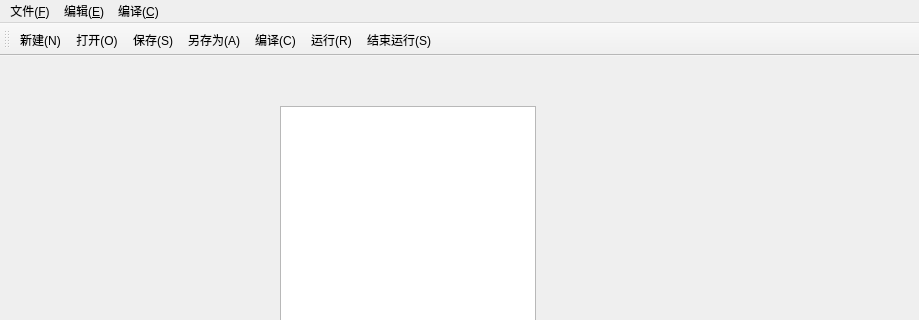
Above: mainwindow.ui from SaMLIn1042/TinyIDE before the change; both pictures show x 0 to 919 and y 0 to 320 of the 919 by 657 pixel window. Below: the same form after it.
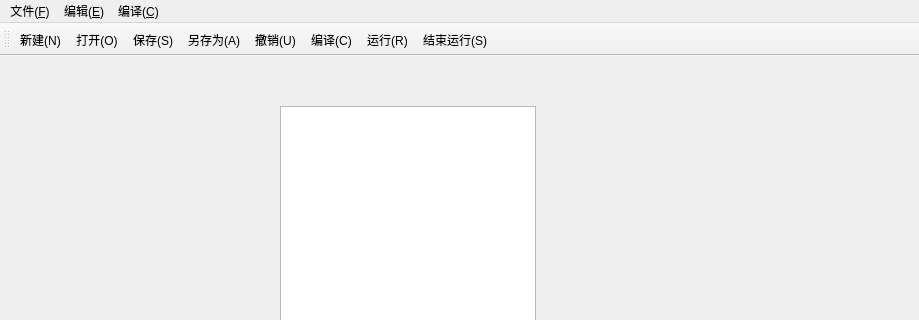
That is the form after the change. Custom widgets are drawn as their Qt base class.

Patch:
```diff
--- a/mainwindow.ui
+++ b/mainwindow.ui
@@ -124,9 +124,6 @@
   </widget>
   <widget class="QStatusBar" name="statusbar"/>
   <widget class="QToolBar" name="toolBar">
-   <property name="enabled">
-    <bool>true</bool>
-   </property>
    <property name="windowTitle">
     <string>toolBar</string>
    </property>
@@ -140,6 +137,7 @@
    <addaction name="actionOpen"/>
    <addaction name="actionSave"/>
    <addaction name="actionSaveAs"/>
+   <addaction name="actionUndo"/>
    <addaction name="actionCompile"/>
    <addaction name="actionRun"/>
    <addaction name="actionStop"/>
```
Left out of the diff: 14 changed lines with no effect on the pictures.
